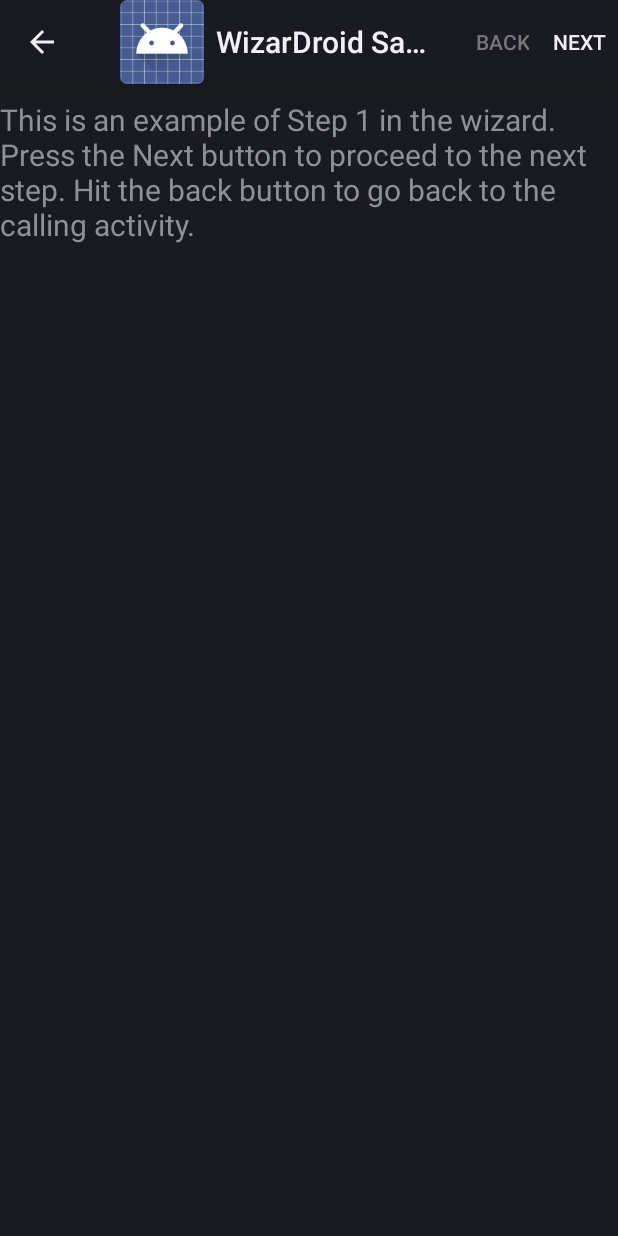
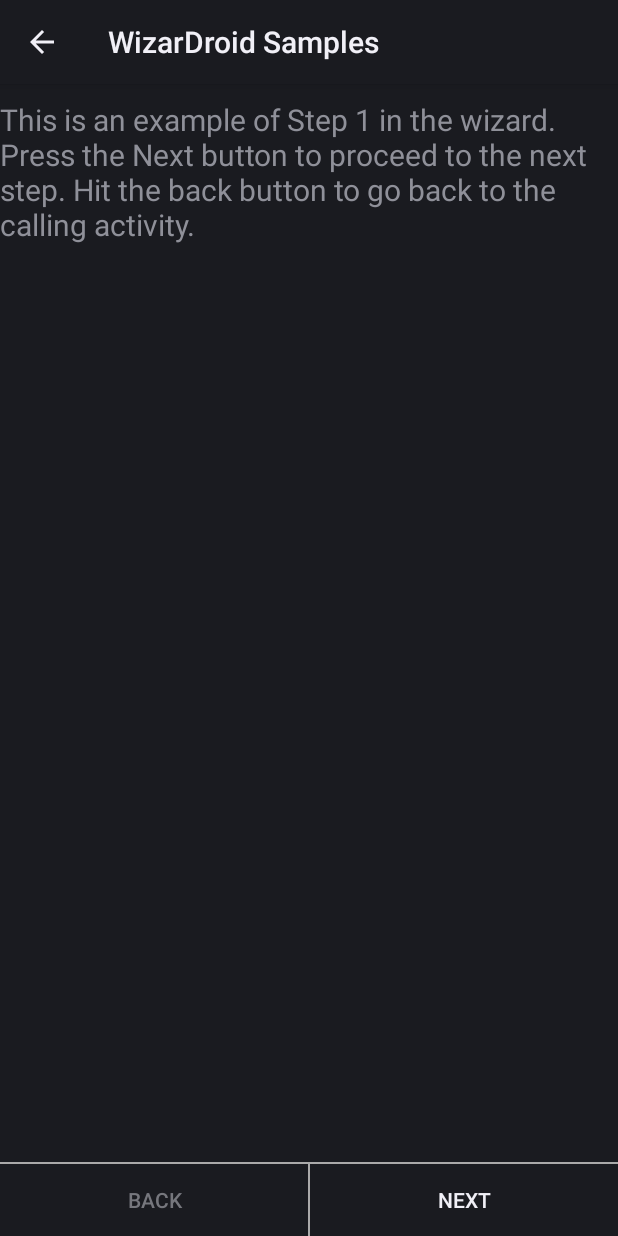
Before and after one commit to Nimrodda/WizarDroid, an Android app: the screen it shows after launch (TutorialWizard before the commit, TutorialActivity after it), after a tap on "Tutorial Wizard", on a phone screen of 412 x 824 dp. Run offline under Robolectric (Android 15) with nearby library versions, the phone set to English and light mode, and no system bars.

Commit message:
Switched from Activity based Wizard to Fragment based Wizard

```diff
--- a/wizardroid-core/src/main/java/org/codepond/android/wizardroid/Wizard.java
+++ b/wizardroid-core/src/main/java/org/codepond/android/wizardroid/Wizard.java
@@ -1,15 +1,16 @@
 package org.codepond.android.wizardroid;
 
 import android.support.v4.app.FragmentManager;
+
 import org.codepond.android.wizardroid.persistence.ContextManager;
 
 /**
  * The engine of the Wizard. This class is in charge of
  * the wizard's flow progression. It is used directly by
- * {@link WizardActivity} to manage the wizard.
+ * {@link WizardFragment} to manage the wizard.
  */
 public class Wizard {
-	private static final String TAG = "Wizard";
+	private static final String TAG = Wizard.class.getSimpleName();
 	private int currentStep;
 	private final FragmentManager fragmentManager;
 	private final WizardFlow flow;
--- a/wizardroid-core/src/main/java/org/codepond/android/wizardroid/WizardFlow.java
+++ b/wizardroid-core/src/main/java/org/codepond/android/wizardroid/WizardFlow.java
@@ -4,7 +4,6 @@ import java.util.ArrayList;
 import java.util.List;
 
 import android.os.Bundle;
-import android.os.Parcelable;
 import android.support.v4.app.FragmentActivity;
 import android.support.v4.app.FragmentManager;
 
@@ -60,8 +59,9 @@ public class WizardFlow {
 
 		private List<WizardStep> wizardSteps;
 		private int containerId;
-		private WizardActivity activity;
+		private FragmentActivity activity;
 		private boolean valid;
+        private WizardFragment wizardFragment;
 
 		/**
 		 * Construct a WizardFlow.Builder
@@ -86,12 +86,13 @@ public class WizardFlow {
 		}
 
 		/**
-		 * Set the WizardActivity
-		 * @param activity the WizardActivity which will run the wizard
+		 * Set the WizardFragment
+		 * @param wizardFragment the WizardFragment which will run the wizard
 		 * @return Builder for chaining set methods
 		 */
-		public Builder setActivity(WizardActivity activity) {
-			this.activity = activity;
+		public Builder setActivity(WizardFragment wizardFragment) {
+			this.activity = wizardFragment.getActivity();
+            this.wizardFragment = wizardFragment;
 			//Valid if the container was already set
             valid = containerId != -1;
 			return this;
@@ -139,7 +140,7 @@ public class WizardFlow {
 					throw new RuntimeException(String.format("Failed to add step: %s to the WizardFlow while attempting to instantiate the step", stepClass.getName()));
 				}
 			}
-            step.setOnStepChangedListener(activity);
+            step.setOnStepChangedListener(wizardFragment);
 			wizardSteps.add(step);
 			valid = true;
 			return this;
--- a/wizardroid-core/src/main/java/org/codepond/android/wizardroid/WizardActivity.java
+++ b/wizardroid-core/src/main/java/org/codepond/android/wizardroid/WizardFragment.java
@@ -1,20 +1,23 @@
 package org.codepond.android.wizardroid;
 
 import android.os.Bundle;
-import android.support.v4.app.FragmentActivity;
+import android.support.v4.app.Fragment;
 import android.util.Log;
 import android.view.KeyEvent;
+import android.view.LayoutInflater;
+import android.view.View;
+import android.view.ViewGroup;
 import org.codepond.android.wizardroid.persistence.ContextManager;
 import org.codepond.android.wizardroid.persistence.ContextManagerImpl;
 
 /**
- * Base class for activities that want to implement step-by-step wizard functionality.
- * When using this class you must override {@link WizardActivity#onSetup(WizardFlow)} to set up the wizard's flow
- * and optionally {@link WizardActivity#onWizardDone()} to handle wizard's finish event.
+ * Base class for fragments that want to implement step-by-step wizard functionality.
+ * Override {@link WizardFragment#onSetup()} to set up the wizard's flow
+ * and optionally {@link WizardFragment#onWizardDone()} to handle wizard's finish event.
  */
-public abstract class WizardActivity extends FragmentActivity implements WizardStep.OnStepStateChangedListener {
-	private static final String TAG = "WizardActivity";
-	private static final String STATE_WIZARD_LAST_STEP = WizardActivity.class.getName() + "#STATE_WIZARD_LAST_STEP";
+public abstract class WizardFragment extends Fragment implements WizardStep.OnStepStateChangedListener {
+	private static final String TAG = WizardFragment.class.getSimpleName();
+	private static final String STATE_WIZARD_LAST_STEP = WizardFragment.class.getName() + "#STATE_WIZARD_LAST_STEP";
     private static final String STATE_WIZARD_CONTEXT = "ContextVariable";
     private static final int DEFAULT_FIRST_STEP = 0;
     private WizardFlow flow;
@@ -22,14 +25,18 @@ public abstract class WizardActivity extends FragmentActivity implements WizardS
 
     protected Wizard wizard;
 
+    public WizardFragment() {
+
+    }
+
     @Override
-	protected void onCreate(Bundle savedInstanceState) {
-		super.onCreate(savedInstanceState);
+    public void onActivityCreated(Bundle savedInstanceState) {
+        super.onActivityCreated(savedInstanceState);
         Log.i(TAG, "Loading wizard data");
         flow = onSetup();
         if (flow == null) {
-			throw new IllegalArgumentException("Error setting up the Wizard's flow. You must override WizardActivity#onSetup " +
-                    "and use WizardFlow.Builder to create the Wizard's flow followed by WizardActivity#super.onSetup(flow)");
+            throw new IllegalArgumentException("Error setting up the Wizard's flow. You must override WizardFragment#onSetup " +
+                    "and use WizardFlow.Builder to create the Wizard's flow followed by WizardFragment#super.onSetup(flow)");
         }
         int lastStepPosition = DEFAULT_FIRST_STEP;
         //TODO: get rid of this dependecy
@@ -46,26 +53,11 @@ public abstract class WizardActivity extends FragmentActivity implements WizardS
     }
 
     @Override
-	protected void onSaveInstanceState(Bundle outState) {
+	public void onSaveInstanceState(Bundle outState) {
 		super.onSaveInstanceState(outState);
 		Log.v(TAG, "Persisting current wizard step ID");
         outState.putInt(STATE_WIZARD_LAST_STEP, wizard.getCurrentStepPosition());
         outState.putBundle(STATE_WIZARD_CONTEXT, contextManager.getContext());
-	}
-
-    /**
-     * Handler for Back button pressed
-     */
-
-	@Override
-	public boolean onKeyDown(int keyCode, KeyEvent event) {
-		if (keyCode == KeyEvent.KEYCODE_BACK) {
-            Log.v(TAG, "Going back one step");
-            //Back button was pressed, going back one step
-			wizard.getCurrentStep().abort();
-			return true;
-		}
-		return super.onKeyDown(keyCode, event);
 	}
 
 	/**
@@ -102,7 +94,7 @@ public abstract class WizardActivity extends FragmentActivity implements WizardS
  	private void stepAborted() {
         Log.v(TAG, "Step was aborted, going back one step");
 		if (wizard.isFirstStep()) {
-			finish();
+			//TODO: Think what to do here
 		}
 		else {
 			wizard.goBack();
--- a/wizardroid-sample/src/main/AndroidManifest.xml
+++ b/wizardroid-sample/src/main/AndroidManifest.xml
@@ -14,9 +14,9 @@
         <category android:name="android.intent.category.LAUNCHER" />
       </intent-filter>
     </activity>
-      <activity android:name=".sample.wizards.TutorialWizard"
+      <activity android:name=".sample.TutorialActivity"
                 android:parentActivityName=".sample.MainActivity"/>
-      <activity android:name=".sample.wizards.FormWizard"
+      <activity android:name=".sample.FormActivity"
                 android:parentActivityName=".sample.MainActivity"/>
   </application>
 
--- a/wizardroid-sample/src/main/java/org/codepond/android/wizardroid/sample/MainActivity.java
+++ b/wizardroid-sample/src/main/java/org/codepond/android/wizardroid/sample/MainActivity.java
@@ -13,7 +13,7 @@ import org.codepond.android.wizardroid.sample.wizards.TutorialWizard;
 
 /**
  * The launchpad activity for this sample project. This activity launches other activities that
- * demonstrate implementations of common animations.
+ * demonstrate implementations of wizards.
  */
 public class MainActivity extends ListActivity {
     /**
@@ -48,8 +48,8 @@ public class MainActivity extends ListActivity {
 
         // Instantiate the list of samples.
         mSamples = new Sample[] {
-                new Sample(R.string.title_tutorial_wizard, TutorialWizard.class),
-                new Sample(R.string.title_form_wizard, FormWizard.class)
+                new Sample(R.string.title_tutorial_wizard, TutorialActivity.class),
+                new Sample(R.string.title_form_wizard, FormActivity.class)
         };
 
         setListAdapter(new ArrayAdapter<Sample>(this,
--- /dev/null
+++ b/wizardroid-sample/src/main/java/org/codepond/android/wizardroid/sample/TutorialActivity.java
@@ -0,0 +1,15 @@
+package org.codepond.android.wizardroid.sample;
+
+import android.os.Bundle;
+import android.support.v4.app.FragmentActivity;
+
+import org.codepond.android.wizardroid.R;
+
+public class TutorialActivity extends FragmentActivity {
+
+    @Override
+    public void onCreate(Bundle savedInstanceState) {
+        super.onCreate(savedInstanceState);
+        setContentView(R.layout.activity_tutorial);
+    }
+}
--- a/wizardroid-sample/src/main/java/org/codepond/android/wizardroid/sample/wizards/BaseWizard.java
+++ b/wizardroid-sample/src/main/java/org/codepond/android/wizardroid/sample/wizards/BaseWizard.java
@@ -1,12 +1,11 @@
 package org.codepond.android.wizardroid.sample.wizards;
 
 import android.os.Bundle;
-import android.util.Log;
-import android.view.KeyEvent;
-import android.view.Menu;
-import android.view.MenuItem;
+import android.view.*;
+import android.widget.Button;
+
 import org.codepond.android.wizardroid.R;
-import org.codepond.android.wizardroid.WizardActivity;
+import org.codepond.android.wizardroid.WizardFragment;
 
 /**
  * Base wizard class which uses the action bar to control the flow
@@ -14,18 +13,27 @@ import org.codepond.android.wizardroid.WizardActivity;
  * us to set buttons' labels according to the given step.
  * @see <a href="http://developer.android.com/guide/topics/ui/actionbar.html">How to use the action bar</a>
  */
-public abstract class BaseWizard extends WizardActivity {
+public abstract class BaseWizard extends WizardFragment implements View.OnClickListener {
 
     private static final String TAG = BaseWizard.class.getSimpleName();
+    private Button nextButton;
+    private Button previousButton;
 
+    public BaseWizard() {
+        super();
+    }
     /**
      * Setting common layout for all wizards
      */
     @Override
-    public void onCreate(Bundle savedInstanceState) {
-        super.onCreate(savedInstanceState);
-        setContentView(R.layout.wizard);
-        getActionBar().setDisplayShowHomeEnabled(true);
+    public View onCreateView(LayoutInflater inflater, ViewGroup container, Bundle savedInstanceState) {
+        View wizardLayout = inflater.inflate(R.layout.wizard, container, false);
+        nextButton = (Button) wizardLayout.findViewById(R.id.wizard_next_button);
+        nextButton.setOnClickListener(this);
+        previousButton = (Button) wizardLayout.findViewById(R.id.wizard_previous_button);
+        previousButton.setOnClickListener(this);
+
+        return wizardLayout;
     }
 
     /**
@@ -37,58 +45,26 @@ public abstract class BaseWizard extends WizardActivity {
         //Do whatever you want to do once the Wizard is complete
         //in this case I just close the activity, which causes Android
         //to go back to the previous activity.
-        finish();
+        getActivity().finish();
     }
 
     @Override
-    public boolean onCreateOptionsMenu(Menu menu) {
-        super.onCreateOptionsMenu(menu);
-        getMenuInflater().inflate(R.menu.wizard, menu);
-
-        menu.findItem(R.id.action_previous).setEnabled(!wizard.isFirstStep());
-
-        //Add either a "next" or "finish" button to the action bar, depending on which step
-        //is currently visible.
-        MenuItem item = menu.add(Menu.NONE, R.id.action_next, Menu.NONE,
-                (wizard.isLastStep())
-                        ? R.string.action_finish
-                        : R.string.action_next);
-        item.setShowAsAction(MenuItem.SHOW_AS_ACTION_IF_ROOM | MenuItem.SHOW_AS_ACTION_WITH_TEXT);
-        return true;
+    public void onClick(View v) {
+        switch(v.getId()) {
+            case R.id.wizard_next_button:
+                wizard.getCurrentStep().done();
+                break;
+            case R.id.wizard_previous_button:
+                wizard.getCurrentStep().abort();
+                break;
+        }
+        updateWizardControls();
     }
 
-    @Override
-    public boolean onOptionsItemSelected(MenuItem item) {
-        switch (item.getItemId()) {
-            case R.id.action_previous:
-                //Go to the previous step in the wizard. If there is no previous step, the
-                //wizard will terminate and go back to the calling activity.
-                wizard.getCurrentStep().abort();
-                invalidateOptionsMenu();
-                return true;
-
-            case R.id.action_next:
-                //Advance to the next step in the wizard. If there is no next step, the wizard
-                //will terminate and go back to the calling activity.
-                wizard.getCurrentStep().done();
-                invalidateOptionsMenu();
-                return true;
-        }
-        return super.onOptionsItemSelected(item);
-    }
-
-    /**
-     * Handler for Back key pressed which overrides WizardActivity#onKeyDown to invalidate
-     * the action bar whenever back button is pressed and therefore change the buttons' labels.
-     */
-    @Override
-    public boolean onKeyDown(int keyCode, KeyEvent event) {
-        if (keyCode == KeyEvent.KEYCODE_BACK) {
-            Log.v(TAG, "Going back one step");
-            wizard.getCurrentStep().abort();
-            invalidateOptionsMenu();
-            return true;
-        }
-        return super.onKeyDown(keyCode, event);
+    private void updateWizardControls() {
+        previousButton.setEnabled(!wizard.isFirstStep());
+        nextButton.setText(wizard.isLastStep()
+                ? R.string.action_finish
+                : R.string.action_next);
     }
 }
--- a/wizardroid-sample/src/main/java/org/codepond/android/wizardroid/sample/wizards/FormWizard.java
+++ b/wizardroid-sample/src/main/java/org/codepond/android/wizardroid/sample/wizards/FormWizard.java
@@ -9,6 +9,10 @@ import org.codepond.android.wizardroid.sample.steps.FormStep2;
  * A sample to demonstrate a form in multiple steps.
  */
 public class FormWizard extends BaseWizard {
+
+    public FormWizard() {
+        super();
+    }
 
     //You must override this method and create a wizard flow by
     //using WizardFlow.Builder as shown in this example
--- a/wizardroid-sample/src/main/java/org/codepond/android/wizardroid/sample/wizards/TutorialWizard.java
+++ b/wizardroid-sample/src/main/java/org/codepond/android/wizardroid/sample/wizards/TutorialWizard.java
@@ -6,6 +6,10 @@ import org.codepond.android.wizardroid.sample.steps.TutorialStep1;
 import org.codepond.android.wizardroid.sample.steps.TutorialStep2;
 
 public class TutorialWizard extends BaseWizard {
+
+    public TutorialWizard() {
+        super();
+    }
 
     //You must override this method and create a wizard flow by
     //using WizardFlow.Builder as shown in this example
--- /dev/null
+++ b/wizardroid-sample/src/main/res/layout/activity_tutorial.xml
@@ -0,0 +1,11 @@
+<?xml version="1.0" encoding="utf-8"?>
+<LinearLayout xmlns:android="http://schemas.android.com/apk/res/android"
+              android:orientation="vertical"
+              android:layout_width="fill_parent"
+              android:layout_height="fill_parent">
+    <fragment
+        android:id="@+id/tutorial_wizard_fragment"
+        android:layout_width="match_parent"
+        android:layout_height="wrap_content"
+        android:name="org.codepond.android.wizardroid.sample.wizards.TutorialWizard"/>
+</LinearLayout>
--- a/wizardroid-sample/src/main/res/layout/wizard.xml
+++ b/wizardroid-sample/src/main/res/layout/wizard.xml
@@ -1,16 +1,56 @@
 <?xml version="1.0" encoding="utf-8"?>
-<LinearLayout xmlns:android="http://schemas.android.com/apk/res/android"
-              android:orientation="vertical"
-              android:layout_width="fill_parent"
-              android:layout_height="fill_parent">
+<RelativeLayout xmlns:android="http://schemas.android.com/apk/res/android"
+android:layout_width="fill_parent"
+android:layout_height="fill_parent">
+
+<View   android:id="@+id/horizontal_line"
+    android:layout_width="match_parent"
+    android:layout_height="1dp"
+    android:background="@android:color/darker_gray"
+    android:layout_above="@+id/wizard_button_bar"/>
+
+<!-- Layout for wizard controls -->
+<LinearLayout
+    android:id="@+id/wizard_button_bar"
+    android:orientation="horizontal"
+    android:layout_width="match_parent"
+    android:layout_height="wrap_content"
+    android:layout_alignParentBottom="true"
+    >
+    <Button
+        android:id="@+id/wizard_previous_button"
+        android:text="@string/action_previous"
+        android:enabled="false"
+        android:layout_width="0dp"
+        android:layout_height="wrap_content"
+        android:layout_weight="1"
+        style="?android:attr/borderlessButtonStyle"
+        />
+    <View
+        android:layout_width="1dp"
+        android:layout_height="match_parent"
+        android:background="@android:color/darker_gray"
+        />
+    <Button
+        android:id="@+id/wizard_next_button"
+        android:text="@string/action_next"
+        android:layout_width="0dp"
+        android:layout_height="wrap_content"
+        android:layout_weight="1"
+        style="?android:attr/borderlessButtonStyle"
+        />
+</LinearLayout>
 
     <!--
             **********************************************************************
             **You MUST have this FrameLayout as the container for wizard's steps**
             **********************************************************************
     -->
-    <FrameLayout
-            android:id="@+id/step_container"
-            android:layout_width="match_parent"
-            android:layout_height="wrap_content" />
-</LinearLayout>
+<FrameLayout
+    android:id="@+id/step_container"
+    android:layout_width="match_parent"
+    android:layout_height="wrap_content"
+    android:layout_alignParentTop="true"
+    android:layout_above="@+id/horizontal_line"/>
+
+</RelativeLayout>
```
Also changed, not shown: wizardroid-sample/src/main/java/org/codepond/android/wizardroid/sample/FormActivity.java (added, +14 -0 lines), wizardroid-sample/src/main/res/layout/activity_form.xml (added, +11 -0 lines), 3 other files. Lines whose indentation alone changed are shown as unchanged.
